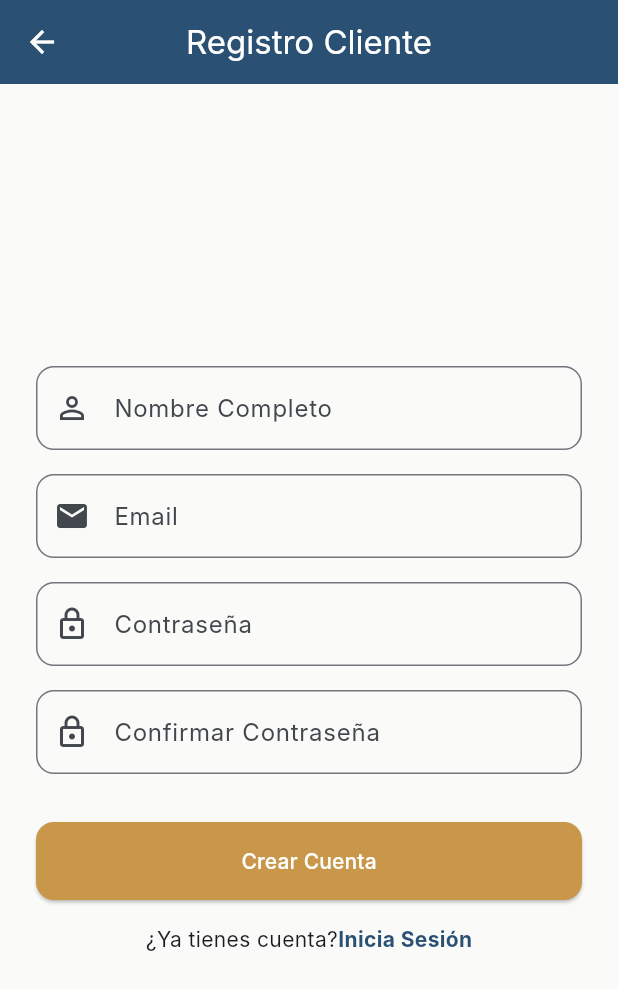
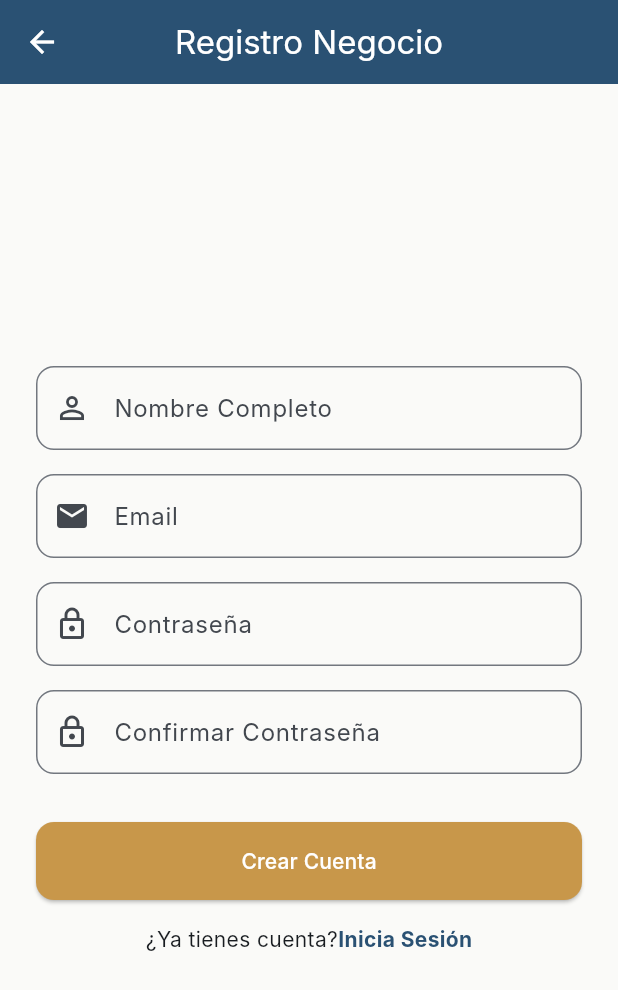
Before and after one commit to Marce1976/HairConnect, a Flutter app: the RegisterPage screen opened directly with empty values, on a phone screen of 412 x 824 dp. Shown: the top 990 px of the screen. Run offline on Flutter 3.47's test engine with Material 3 defaults, Android fonts, the phone set to English and light mode, and no system bars; our stand-ins replace cloud_firestore, firebase_auth, firebase_core, font_awesome_flutter; accounts and stored records are empty; Roboto replaces fonts that are missing (Inter).

Commit message:
fix: show correct role title in RegisterPage

```diff
--- a/lib/features/auth/register_page.dart
+++ b/lib/features/auth/register_page.dart
@@ -69,7 +69,7 @@ class _RegisterPageState extends State<RegisterPage> {
   @override
   Widget build(BuildContext context) {
     return Scaffold(
-      appBar: AppBar(title: const Text('Registro Cliente')),
+      appBar: AppBar(title: Text(widget.isClient ? 'Registro Cliente' : 'Registro Negocio')),
       body: SafeArea(
         child: Padding(
           padding: const EdgeInsets.symmetric(horizontal: 24.0),
```
